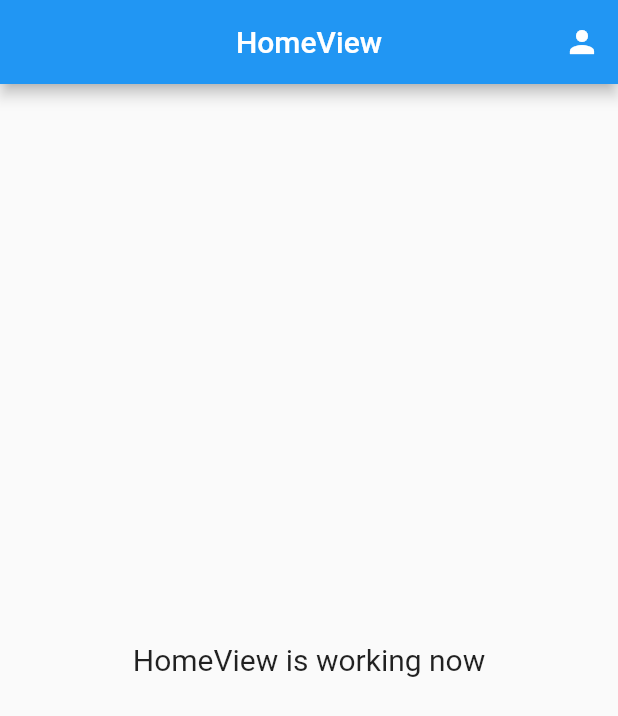
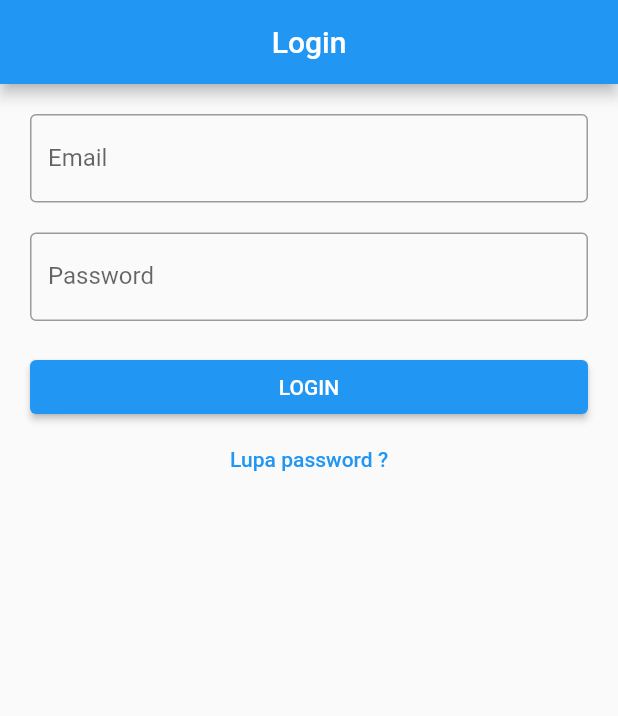
Before and after one commit to seshadwi/flutter-presence-app, a Flutter app: the screen it shows after launch, on a phone screen of 412 x 824 dp. Shown: the top 716 px of the screen. Run offline on Flutter 3.47's test engine with Material 2 defaults, Android fonts, the phone set to English and light mode, and no system bars; our stand-ins replace cloud_firestore, firebase_auth, firebase_core, get; accounts and stored records are empty.

Commit message:
add auth login

```diff
--- /dev/null
+++ b/lib/app/modules/login/controllers/login_controller.dart
@@ -0,0 +1,46 @@
+import 'package:firebase_auth/firebase_auth.dart';
+import 'package:flutter/material.dart';
+import 'package:get/get.dart';
+import 'package:presence_app/app/routes/app_pages.dart';
+
+class LoginController extends GetxController {
+  TextEditingController emailC = TextEditingController();
+  TextEditingController passwordC = TextEditingController();
+
+  FirebaseAuth auth = FirebaseAuth.instance;
+
+  void login() async {
+    if (emailC.text.isNotEmpty && passwordC.text.isNotEmpty) {
+      try {
+        UserCredential userCredential = await auth.signInWithEmailAndPassword(
+          email: emailC.text,
+          password: passwordC.text,
+        );
+
+        print(userCredential);
+
+        if (userCredential.user != null) {
+          if (userCredential.user!.emailVerified == true) {
+            Get.offAllNamed(Routes.HOME);
+          } else {
+            Get.defaultDialog(
+              title: "Belum Verifikasi",
+              middleText:
+                  "Akun ini belum diverifikasi. Lakukan verifikasi terlebih dahulu diemail.",
+            );
+          }
+        }
+      } on FirebaseAuthException catch (e) {
+        if (e.code == 'user-not-found') {
+          Get.snackbar("Terjadi kesalahan", "No user found for that email.");
+        } else if (e.code == 'wrong-password') {
+          Get.snackbar("Error", "Wrong password provided for that user.");
+        }
+      } catch (e) {
+        Get.snackbar("Error", "Tidak dapat login.");
+      }
+    } else {
+      Get.snackbar("Terjadi kesalahan", "Email dan Password harus diisi.");
+    }
+  }
+}
--- /dev/null
+++ b/lib/app/modules/login/views/login_view.dart
@@ -0,0 +1,53 @@
+import 'package:flutter/material.dart';
+
+import 'package:get/get.dart';
+
+import '../controllers/login_controller.dart';
+
+class LoginView extends GetView<LoginController> {
+  @override
+  Widget build(BuildContext context) {
+    return Scaffold(
+      appBar: AppBar(
+        title: Text('Login'),
+        centerTitle: true,
+      ),
+      body: ListView(
+        padding: EdgeInsets.all(20),
+        children: [
+          TextField(
+            controller: controller.emailC,
+            decoration: InputDecoration(
+              labelText: "Email",
+              border: OutlineInputBorder(),
+            ),
+          ),
+          SizedBox(
+            height: 20,
+          ),
+          TextField(
+            controller: controller.passwordC,
+            obscureText: true,
+            decoration: InputDecoration(
+              labelText: "Password",
+              border: OutlineInputBorder(),
+            ),
+          ),
+          SizedBox(
+            height: 20,
+          ),
+          ElevatedButton(
+            onPressed: () {
+              controller.login();
+            },
+            child: Text("LOGIN"),
+          ),
+          TextButton(
+            onPressed: () {},
+            child: Text("Lupa password ?"),
+          ),
+        ],
+      ),
+    );
+  }
+}
--- a/lib/app/routes/app_pages.dart
+++ b/lib/app/routes/app_pages.dart
@@ -4,6 +4,8 @@ import '../modules/add_pegawai/bindings/add_pegawai_binding.dart';
 import '../modules/add_pegawai/views/add_pegawai_view.dart';
 import '../modules/home/bindings/home_binding.dart';
 import '../modules/home/views/home_view.dart';
+import '../modules/login/bindings/login_binding.dart';
+import '../modules/login/views/login_view.dart';
 
 part 'app_routes.dart';
 
@@ -23,5 +25,10 @@ class AppPages {
       page: () => AddPegawaiView(),
       binding: AddPegawaiBinding(),
     ),
+    GetPage(
+      name: _Paths.LOGIN,
+      page: () => LoginView(),
+      binding: LoginBinding(),
+    ),
   ];
 }
--- a/lib/app/routes/app_routes.dart
+++ b/lib/app/routes/app_routes.dart
@@ -5,10 +5,12 @@ abstract class Routes {
   Routes._();
   static const HOME = _Paths.HOME;
   static const ADD_PEGAWAI = _Paths.ADD_PEGAWAI;
+  static const LOGIN = _Paths.LOGIN;
 }
 
 abstract class _Paths {
   _Paths._();
   static const HOME = '/home';
   static const ADD_PEGAWAI = '/add-pegawai';
+  static const LOGIN = '/login';
 }
--- a/lib/main.dart
+++ b/lib/main.dart
@@ -14,7 +14,7 @@ void main() async {
   runApp(
     GetMaterialApp(
       title: "Application",
-      initialRoute: AppPages.INITIAL,
+      initialRoute: Routes.LOGIN,
       getPages: AppPages.routes,
     ),
   );
```
Also changed, not shown: lib/app/modules/login/bindings/login_binding.dart (added, +12 -0 lines).
